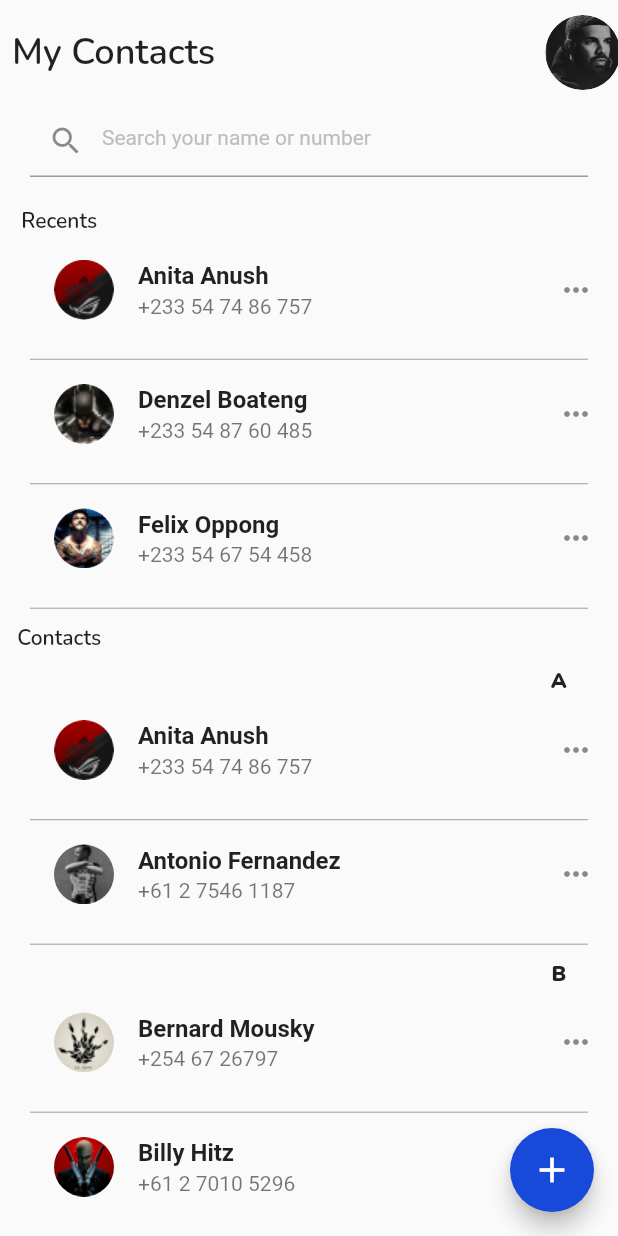
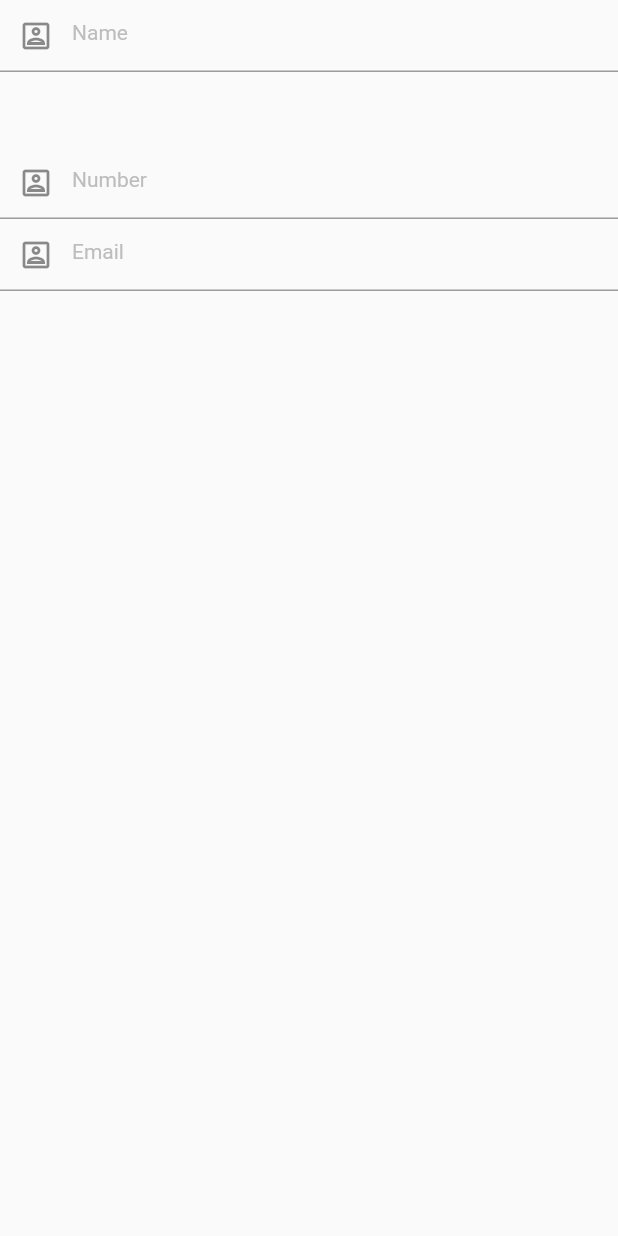
Before and after one commit to Charles2205/ContactUI, a Flutter app: the screen it shows after launch, after a tap on the "add" icon, on a phone screen of 412 x 824 dp. Run offline on Flutter 3.47's test engine with Material 2 defaults, Android fonts, the phone set to English and light mode, and no system bars; our stand-ins replace google_fonts.

Commit message:
Add screen

```diff
--- a/contactui/lib/homeview.dart
+++ b/contactui/lib/homeview.dart
@@ -3,6 +3,7 @@ import 'package:contactui/views/denzel.dart';
 import 'package:flutter/material.dart';
 import 'package:google_fonts/google_fonts.dart';
 
+import 'views/add_new_contact.dart';
 import 'views/contact_bio.dart';
 
 class Homeview extends StatelessWidget {
@@ -285,7 +286,9 @@ class Homeview extends StatelessWidget {
         ),
         floatingActionButton: FloatingActionButton(
           backgroundColor: const Color.fromRGBO(24, 74, 218, 1),
-          onPressed: (){},
+          onPressed: (){  {Navigator.of(context).push(MaterialPageRoute(
+              builder: (BuildContext context) => const Create()));
+                        }    },
            child: const Icon(
           Icons.add_outlined,
           size: 28,
--- a/contactui/lib/main.dart
+++ b/contactui/lib/main.dart
@@ -1,5 +1,6 @@
 import 'package:contactui/homeview.dart';
 import 'package:flutter/material.dart';
+import 'dart:ui';
 
 void main() {
   runApp(const ContactUi());
@@ -14,10 +15,10 @@ class ContactUi extends StatelessWidget {
     return MaterialApp(
       debugShowCheckedModeBanner: false,
       title: 'Contact Ui',
-      theme: ThemeData(
-        primarySwatch: Colors.pink,
-        primaryColor: const Color.fromRGBO(189, 189, 189, 1),
-      ),
+      // theme: (
+      //   // primarySwatch: Colors.blue,
+      //   // primaryColor: const Color.fromRGBO(189, 189, 189, 1),
+      // ),
       home:const Homeview()
     );
   }
--- /dev/null
+++ b/contactui/lib/views/add_new_contact.dart
@@ -0,0 +1,77 @@
+import 'package:flutter/material.dart';
+
+class Create extends StatelessWidget {
+  const Create({Key? key}) : super(key: key);
+
+  @override
+  Widget build(BuildContext context) {
+    return SafeArea(
+      child: Scaffold(
+        body: Column(
+          children: [
+            TextField(
+              maxLines: null,
+              cursorColor: Colors.blue,
+              keyboardType: TextInputType.name,
+              decoration: InputDecoration(
+                  prefixIcon: const Icon(Icons.portrait_outlined),
+                  fillColor: Colors.white,
+                  hintText: "Name",
+                  hintStyle: const TextStyle(
+                      fontSize: 14,
+                      color: Color.fromRGBO(189, 189, 189, 1),
+                      fontWeight: FontWeight.w400),
+                  focusedBorder: OutlineInputBorder(
+                      borderSide: const BorderSide(
+                        color: Colors.grey,
+                        width: 1,
+                      ),
+                      borderRadius: BorderRadius.circular(15))),
+            ),
+            Padding(
+              padding: const EdgeInsets.only(left:0,top:50,),
+              child: TextField(
+                maxLines: null,
+                cursorColor: Colors.blue,
+                keyboardType: TextInputType.number,
+                decoration: InputDecoration(
+                    prefixIcon: const Icon(Icons.portrait_outlined),
+                    fillColor: Colors.white,
+                    hintText: "Number",
+                    hintStyle: const TextStyle(
+                        fontSize: 14,
+                        color: Color.fromRGBO(189, 189, 189, 1),
+                        fontWeight: FontWeight.w400),
+                    focusedBorder: OutlineInputBorder(
+                        borderSide: const BorderSide(
+                          color: Colors.grey,
+                          width: 1,
+                        ),
+                        borderRadius: BorderRadius.circular(15))),
+              ),
+            ),
+            TextField(
+              maxLines: null,
+              cursorColor: Colors.blue,
+              keyboardType: TextInputType.emailAddress,
+              decoration: InputDecoration(
+                  prefixIcon: const Icon(Icons.portrait_outlined),
+                  fillColor: Colors.white,
+                  hintText: "Email",
+                  hintStyle: const TextStyle(
+                      fontSize: 14,
+                      color: Color.fromRGBO(189, 189, 189, 1),
+                      fontWeight: FontWeight.w400),
+                  focusedBorder: OutlineInputBorder(
+                      borderSide: const BorderSide(
+                        color: Colors.grey,
+                        width: 1,
+                      ),
+                      borderRadius: BorderRadius.circular(15))),
+            ),
+          ],
+        ),
+      ),
+    );
+  }
+}
```
Also changed, not shown: 1 other file.
